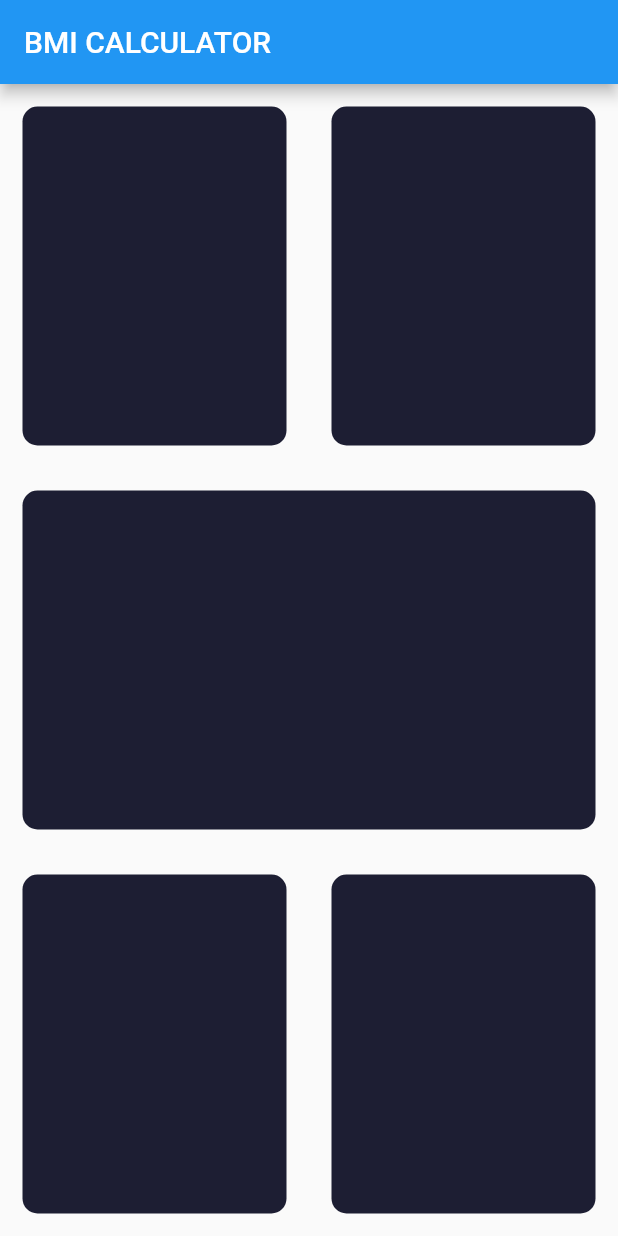
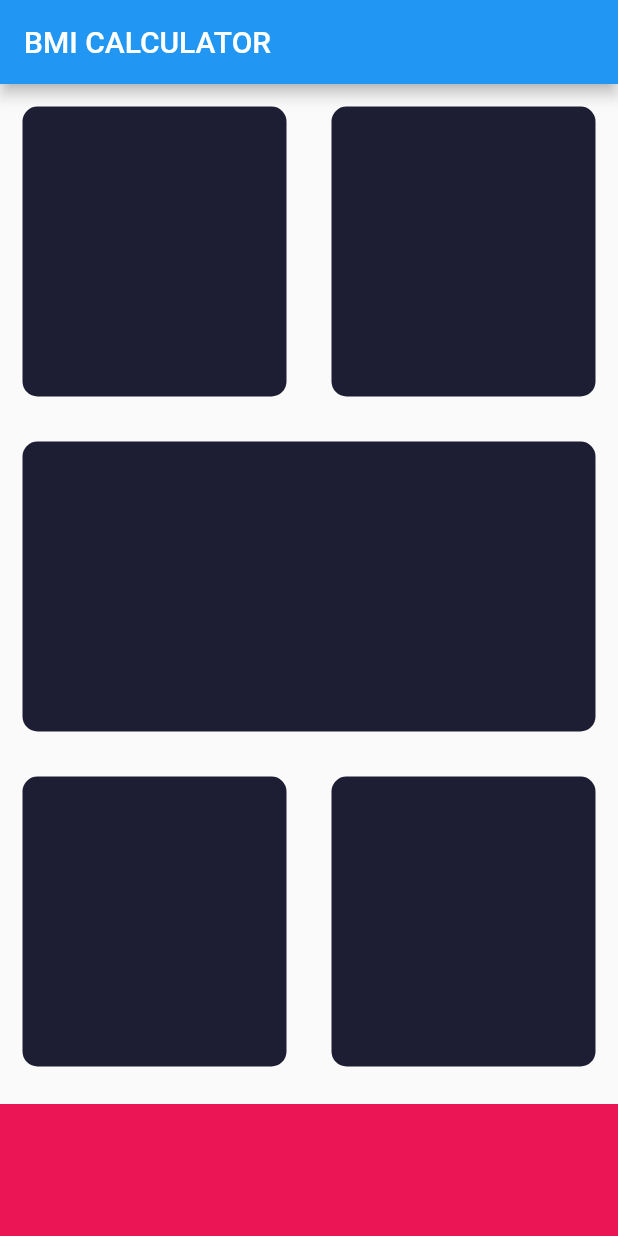
Before and after one commit to RGNgobeni/BMI-Calculator, a Flutter app: the screen it shows after launch, on a phone screen of 412 x 824 dp. Run offline on Flutter 3.47's test engine with Material 2 defaults, Android fonts, the phone set to English and light mode, and no system bars.

Commit message:
updated code

```diff
--- a/lib/main.dart
+++ b/lib/main.dart
@@ -1,4 +1,8 @@
 import 'package:flutter/material.dart';
+
+const bottomContainerHeight = 88.0;
+const cardColour = Color(0xFF1D1E33);
+const bottomContainerColour = Color(0xFFEB1555);
 
 void main() => runApp(BMICalculator());
 
@@ -42,14 +46,26 @@ class _InputPageState extends State<InputPage> {
 
         Expanded(child: Row(
           children: <Widget>[
-            Expanded(child: ReusableCard(Color(0xFF1D1E33)),
+            Expanded(child: ReusableCard(Color(0xFF1D1E33)
             ),
-            Expanded(child: ReusableCard(Color(0xFF1D1E33)),
+            ),
+            Expanded(
+              child: ReusableCard(Color(0xFF1D1E33)
+            ),
        ),
           ],
-        ),),
-        ]
-      )
+        )
+        ),
+        Container(
+          color: bottomContainerColour,
+          margin: EdgeInsets.only(top: 10.0),
+          width: double.infinity,
+          height: bottomContainerHeight,
+          ),
+
+        ],
+
+      ),
 
     );
   }
```
